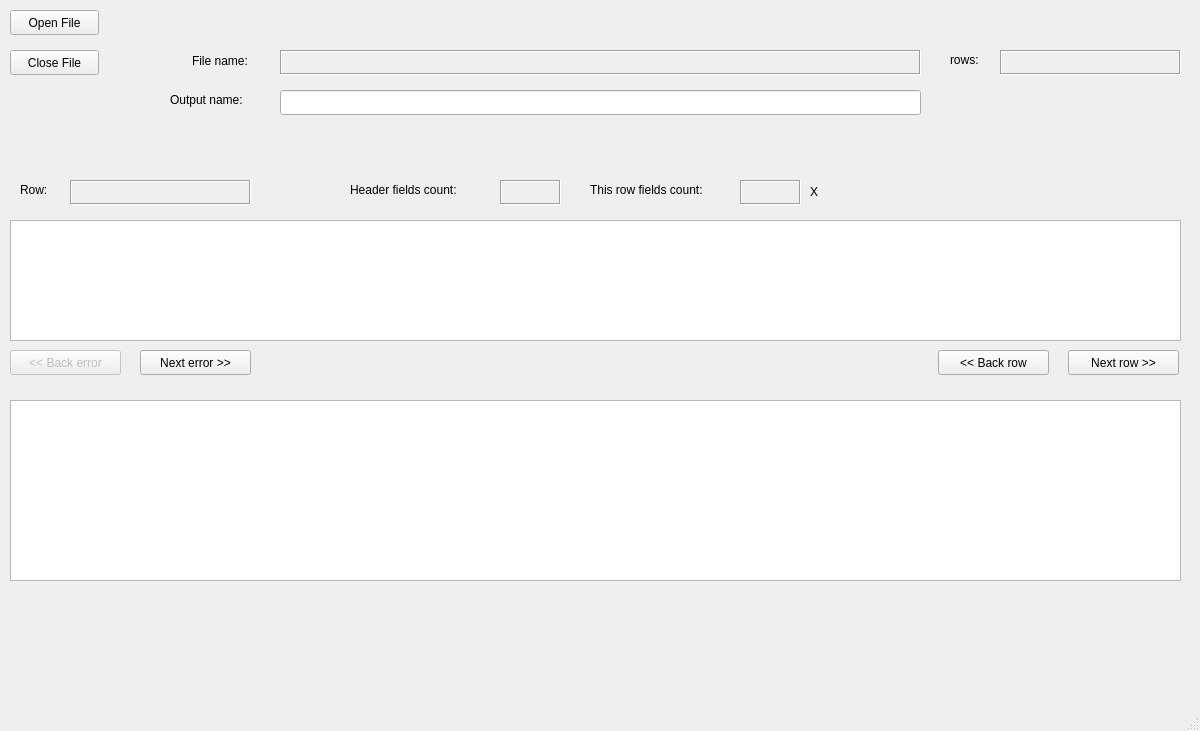
This is src/mainwindow.ui in braquino/fix-csv as Qt 5 draws it before an edit. The edited form follows.
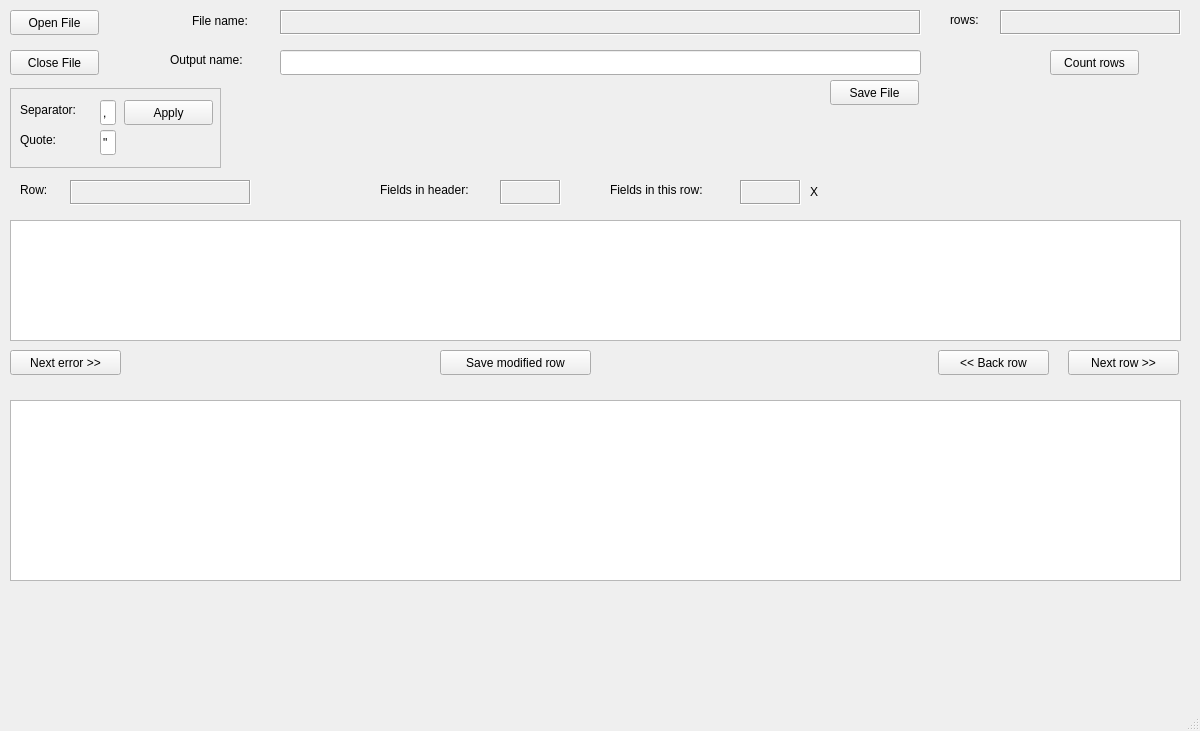
This is the edited form.

What changed in the file:
```diff
--- a/src/mainwindow.ui
+++ b/src/mainwindow.ui
@@ -31,7 +31,7 @@
     <property name="geometry">
      <rect>
       <x>280</x>
-      <y>90</y>
+      <y>50</y>
       <width>641</width>
       <height>25</height>
      </rect>
@@ -41,7 +41,7 @@
     <property name="geometry">
      <rect>
       <x>192</x>
-      <y>51</y>
+      <y>11</y>
       <width>71</width>
       <height>20</height>
      </rect>
@@ -54,7 +54,7 @@
     <property name="geometry">
      <rect>
       <x>170</x>
-      <y>90</y>
+      <y>50</y>
       <width>101</width>
       <height>20</height>
      </rect>
@@ -67,7 +67,7 @@
     <property name="geometry">
      <rect>
       <x>950</x>
-      <y>50</y>
+      <y>10</y>
       <width>41</width>
       <height>20</height>
      </rect>
@@ -132,7 +132,7 @@
     <property name="geometry">
      <rect>
       <x>280</x>
-      <y>50</y>
+      <y>10</y>
       <width>641</width>
       <height>25</height>
      </rect>
@@ -151,7 +151,7 @@
     <property name="geometry">
      <rect>
       <x>1000</x>
-      <y>50</y>
+      <y>10</y>
       <width>181</width>
       <height>25</height>
      </rect>
@@ -185,26 +185,10 @@
      <string/>
     </property>
    </widget>
-   <widget class="QPushButton" name="btn_back_error">
-    <property name="enabled">
-     <bool>false</bool>
-    </property>
-    <property name="geometry">
-     <rect>
-      <x>10</x>
-      <y>350</y>
-      <width>111</width>
-      <height>25</height>
-     </rect>
-    </property>
-    <property name="text">
-     <string>&lt;&lt; Back error</string>
-    </property>
-   </widget>
    <widget class="QPushButton" name="btn_next_error">
     <property name="geometry">
      <rect>
-      <x>140</x>
+      <x>10</x>
       <y>350</y>
       <width>111</width>
       <height>25</height>
@@ -217,14 +201,14 @@
    <widget class="QLabel" name="label_header_count">
     <property name="geometry">
      <rect>
-      <x>350</x>
+      <x>380</x>
       <y>180</y>
-      <width>151</width>
+      <width>121</width>
       <height>20</height>
      </rect>
     </property>
     <property name="text">
-     <string>Header fields count:</string>
+     <string>Fields in header:</string>
     </property>
    </widget>
    <widget class="QLabel" name="txt_header_count">
@@ -249,14 +233,14 @@
    <widget class="QLabel" name="label_cur_fields_count">
     <property name="geometry">
      <rect>
-      <x>590</x>
+      <x>610</x>
       <y>180</y>
-      <width>151</width>
+      <width>131</width>
       <height>20</height>
      </rect>
     </property>
     <property name="text">
-     <string>This row fields count:</string>
+     <string>Fields in this row:</string>
     </property>
    </widget>
    <widget class="QLabel" name="txt_cur_fields_count">
@@ -314,6 +298,161 @@
      <string>Close File</string>
     </property>
    </widget>
+   <widget class="QPushButton" name="btn_count_rows">
+    <property name="geometry">
+     <rect>
+      <x>1050</x>
+      <y>50</y>
+      <width>89</width>
+      <height>25</height>
+     </rect>
+    </property>
+    <property name="text">
+     <string>Count rows</string>
+    </property>
+   </widget>
+   <widget class="QLineEdit" name="txt_separator">
+    <property name="geometry">
+     <rect>
+      <x>100</x>
+      <y>100</y>
+      <width>16</width>
+      <height>25</height>
+     </rect>
+    </property>
+    <property name="text">
+     <string>,</string>
+    </property>
+    <property name="maxLength">
+     <number>1</number>
+    </property>
+   </widget>
+   <widget class="QLineEdit" name="txt_quote">
+    <property name="geometry">
+     <rect>
+      <x>100</x>
+      <y>130</y>
+      <width>16</width>
+      <height>25</height>
+     </rect>
+    </property>
+    <property name="text">
+     <string>&quot;</string>
+    </property>
+    <property name="maxLength">
+     <number>1</number>
+    </property>
+   </widget>
+   <widget class="QLabel" name="label_fname_2">
+    <property name="geometry">
+     <rect>
+      <x>20</x>
+      <y>130</y>
+      <width>71</width>
+      <height>20</height>
+     </rect>
+    </property>
+    <property name="text">
+     <string>Quote:</string>
+    </property>
+   </widget>
+   <widget class="QLabel" name="label_fname_3">
+    <property name="geometry">
+     <rect>
+      <x>20</x>
+      <y>100</y>
+      <width>71</width>
+      <height>20</height>
+     </rect>
+    </property>
+    <property name="text">
+     <string>Separator:</string>
+    </property>
+   </widget>
+   <widget class="QFrame" name="frame">
+    <property name="geometry">
+     <rect>
+      <x>10</x>
+      <y>88</y>
+      <width>211</width>
+      <height>80</height>
+     </rect>
+    </property>
+    <property name="frameShape">
+     <enum>QFrame::StyledPanel</enum>
+    </property>
+    <property name="frameShadow">
+     <enum>QFrame::Raised</enum>
+    </property>
+   </widget>
+   <widget class="QPushButton" name="btn_reopen">
+    <property name="geometry">
+     <rect>
+      <x>124</x>
+      <y>100</y>
+      <width>89</width>
+      <height>25</height>
+     </rect>
+    </property>
+    <property name="text">
+     <string>Apply</string>
+    </property>
+   </widget>
+   <widget class="QPushButton" name="btn_save">
+    <property name="geometry">
+     <rect>
+      <x>830</x>
+      <y>80</y>
+      <width>89</width>
+      <height>25</height>
+     </rect>
+    </property>
+    <property name="text">
+     <string>Save File</string>
+    </property>
+   </widget>
+   <widget class="QPushButton" name="btn_save_row">
+    <property name="geometry">
+     <rect>
+      <x>440</x>
+      <y>350</y>
+      <width>151</width>
+      <height>25</height>
+     </rect>
+    </property>
+    <property name="text">
+     <string>Save modified row</string>
+    </property>
+   </widget>
+   <zorder>frame</zorder>
+   <zorder>btn_open_file</zorder>
+   <zorder>txt_out_filename</zorder>
+   <zorder>label_fname</zorder>
+   <zorder>label_out_fname</zorder>
+   <zorder>label_rows_qtt</zorder>
+   <zorder>txt_raw_row</zorder>
+   <zorder>label_row</zorder>
+   <zorder>btn_back_row</zorder>
+   <zorder>btn_next_row</zorder>
+   <zorder>txt_filename</zorder>
+   <zorder>txt_rows_count</zorder>
+   <zorder>txt_current_row</zorder>
+   <zorder>btn_next_error</zorder>
+   <zorder>label_header_count</zorder>
+   <zorder>txt_header_count</zorder>
+   <zorder>label_cur_fields_count</zorder>
+   <zorder>txt_cur_fields_count</zorder>
+   <zorder>label_count_err</zorder>
+   <zorder>table_row</zorder>
+   <zorder>btn_close_file</zorder>
+   <zorder>btn_count_rows</zorder>
+   <zorder>txt_separator</zorder>
+   <zorder>txt_quote</zorder>
+   <zorder>label_fname_2</zorder>
+   <zorder>label_fname_3</zorder>
+   <zorder>btn_reopen</zorder>
+   <zorder>btn_save</zorder>
+   <zorder>btn_save_row</zorder>
   </widget>
   <widget class="QMenuBar" name="menubar">
    <property name="geometry">
```
